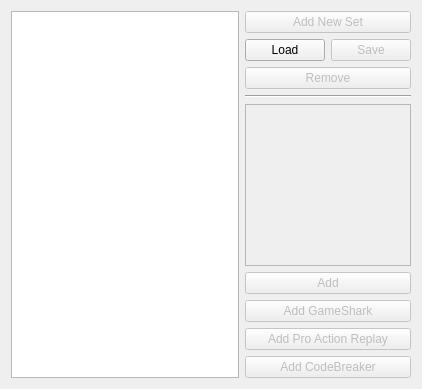
This is Libretro/mgba/src/platform/qt/CheatsView.ui in kiddreads/Avalon-copy2 as Qt 5 draws it before an edit. The edited form follows.
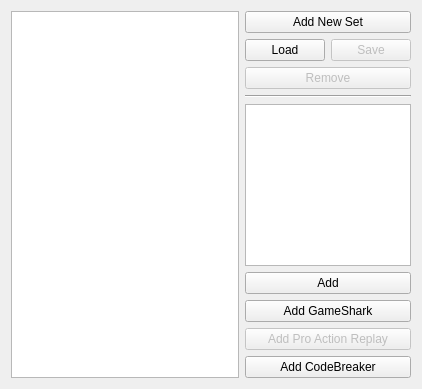
This is the edited form.

Commit message: Qt: Start cheat input

```diff
--- a/Libretro/mgba/src/platform/qt/CheatsView.ui
+++ b/Libretro/mgba/src/platform/qt/CheatsView.ui
@@ -26,9 +26,6 @@
    </item>
    <item row="0" column="1" colspan="2">
     <widget class="QPushButton" name="addSet">
-     <property name="enabled">
-      <bool>false</bool>
-     </property>
      <property name="text">
       <string>Add New Set</string>
      </property>
@@ -36,9 +33,6 @@
    </item>
    <item row="7" column="1" colspan="2">
     <widget class="QPushButton" name="addGSA">
-     <property name="enabled">
-      <bool>false</bool>
-     </property>
      <property name="text">
       <string>Add GameShark</string>
      </property>
@@ -56,9 +50,6 @@
    </item>
    <item row="9" column="1" colspan="2">
     <widget class="QPushButton" name="addCB">
-     <property name="enabled">
-      <bool>false</bool>
-     </property>
      <property name="text">
       <string>Add CodeBreaker</string>
      </property>
@@ -73,9 +64,6 @@
    </item>
    <item row="6" column="1" colspan="2">
     <widget class="QPushButton" name="add">
-     <property name="enabled">
-      <bool>false</bool>
-     </property>
      <property name="text">
       <string>Add</string>
      </property>
@@ -115,10 +103,7 @@
     </widget>
    </item>
    <item row="4" column="1" rowspan="2" colspan="2">
-    <widget class="QTextEdit" name="codeEntry">
-     <property name="enabled">
-      <bool>false</bool>
-     </property>
+    <widget class="QPlainTextEdit" name="codeEntry">
      <property name="sizePolicy">
       <sizepolicy hsizetype="Maximum" vsizetype="Expanding">
        <horstretch>0</horstretch>
@@ -131,6 +116,11 @@
        <height>16777215</height>
       </size>
      </property>
+     <property name="font">
+      <font>
+       <family>Courier New</family>
+      </font>
+     </property>
     </widget>
    </item>
   </layout>
```
The commit also changes 4 other files.
